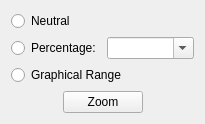
Above: code/guitools/Histogram/ZoomWidget.ui from radio-astro/casa before the change. Below: the same form after it.
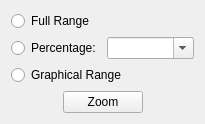
That is the form after the change.

Commit message: New Development: No             JIRA Issue: No         Ready for Test: Yes      Interface Changes: No What Interface Changed: Please list interface changes          Test Programs: List test programs   Put in Release Notes: No              Module(s): Module Names change impacts.            Description: Histogram changes in response to Leroy's suggestions: 1.  Remove Data min & max from range controls. 2.  Change "Zoom Neutral"  to "Full Range" in zoom functionality.

Patch:
```diff
--- a/code/guitools/Histogram/ZoomWidget.ui
+++ b/code/guitools/Histogram/ZoomWidget.ui
@@ -17,7 +17,7 @@
    <item>
     <widget class="QRadioButton" name="neutralRadioButton">
      <property name="text">
-      <string>Neutral</string>
+      <string>Full Range</string>
      </property>
     </widget>
    </item>
```
The commit also changes 9 other files.
